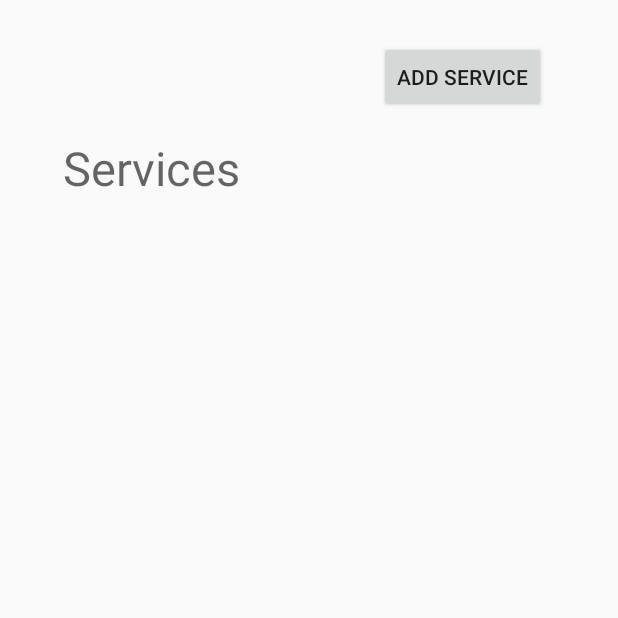
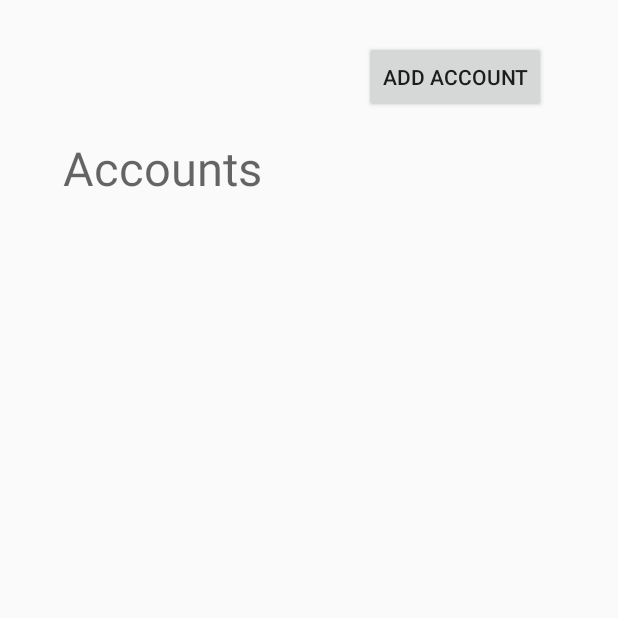
Before and after one commit to rrosatti/my-pass, an Android app: the AccountsActivity screen opened directly, with no data from a screen before it, on a phone screen of 412 x 824 dp, the top half of it. Run offline under Robolectric (Android 15) with nearby library versions, the phone set to English and light mode, and no system bars.

Commit message:
create AccountAdapter and custom_dialog.xml.

```diff
--- a/app/src/main/java/com/example/rodri/mypass/util/EncryptDecrypt.java
+++ b/app/src/main/java/com/example/rodri/mypass/util/EncryptDecrypt.java
@@ -6,6 +6,10 @@ package com.example.rodri.mypass.util;
  */
 public class EncryptDecrypt {
 
+    private static String _key = "ABC123";
 
+    public String getKey() {
+        return _key;
+    }
 
 }
--- a/app/src/main/res/layout/accounts.xml
+++ b/app/src/main/res/layout/accounts.xml
@@ -5,8 +5,8 @@
     <Button
         android:layout_width="wrap_content"
         android:layout_height="wrap_content"
-        android:text="@string/add_service"
-        android:id="@+id/btAddService"
+        android:text="@string/add_account"
+        android:id="@+id/btAddAccount"
         android:layout_marginEnd="48dp"
         android:layout_marginTop="27dp"
         android:layout_alignParentTop="true"
@@ -16,19 +16,19 @@
         android:layout_width="wrap_content"
         android:layout_height="wrap_content"
         android:textAppearance="?android:attr/textAppearanceMedium"
-        android:text="@string/services"
+        android:text="@string/accounts"
         android:textSize="14pt"
-        android:id="@+id/txtServices"
+        android:id="@+id/txtAccounts"
         android:layout_marginStart="42dp"
         android:layout_marginTop="15dp"
-        android:layout_below="@+id/btAddService"
+        android:layout_below="@+id/btAddAccount"
         android:layout_alignParentStart="true" />
 
     <ListView
         android:layout_width="wrap_content"
         android:layout_height="wrap_content"
-        android:id="@+id/listOfServices"
-        android:layout_below="@+id/btAddService"
+        android:id="@+id/listOfAccounts"
+        android:layout_below="@+id/btAddAccount"
         android:layout_alignParentStart="true"
         android:layout_marginTop="80dp"
         android:scrollbars="none"/>
--- a/app/src/main/res/layout/accounts_list_item.xml
+++ b/app/src/main/res/layout/accounts_list_item.xml
@@ -14,7 +14,7 @@
             android:orientation="horizontal">
 
             <TextView
-                android:id="@+id/showServiceName"
+                android:id="@+id/showAccountName"
                 android:layout_width="wrap_content"
                 android:layout_height="wrap_content"
                 android:textSize="10pt"
--- a/app/src/main/res/values/strings.xml
+++ b/app/src/main/res/values/strings.xml
@@ -2,11 +2,11 @@
     <string name="app_name">MyPass</string>
 
     <!-- Buttons -->
-    <string name="add_service">Add Service</string>
+    <string name="add_account">Add Account</string>
     <string name="get_pass">Get Pass</string>
 
     <!-- TextViews -->
-    <string name="services">Services</string>
+    <string name="accounts">Accounts</string>
 
 
 </resources>
```
Also changed, not shown: app/src/main/java/com/example/rodri/mypass/ui/adapter/AdapterAccount.java (added, +123 -0 lines), app/src/main/res/layout/custom_dialog.xml (added, +11 -0 lines).
